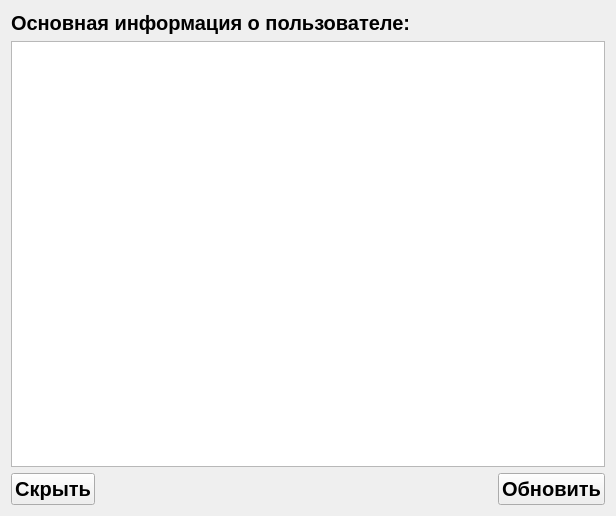
The window that app/vkUserMain.ui (sagitovich/lex) describes before a commit, drawn with Qt 5.
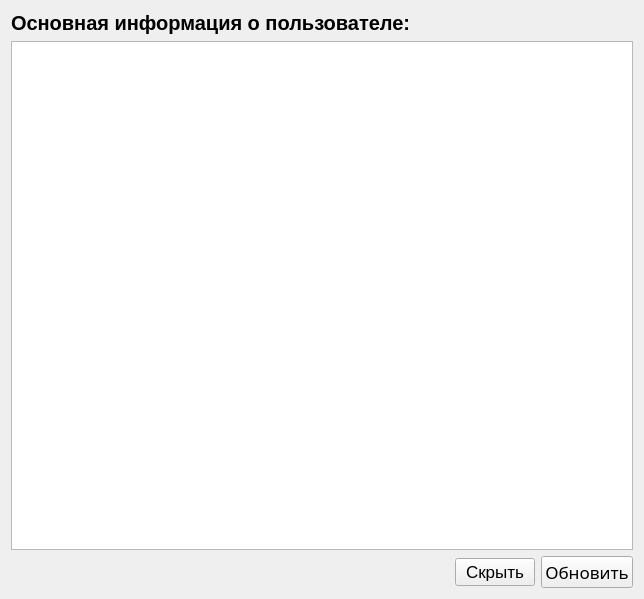
The same window after the commit.

```diff
--- a/app/vkUserMain.ui
+++ b/app/vkUserMain.ui
@@ -6,8 +6,8 @@
    <rect>
     <x>0</x>
     <y>0</y>
-    <width>616</width>
-    <height>516</height>
+    <width>644</width>
+    <height>599</height>
    </rect>
   </property>
   <property name="windowTitle">
@@ -80,30 +80,6 @@
      </item>
      <item>
       <layout class="QHBoxLayout" name="horizontalLayout">
-       <item>
-        <widget class="QPushButton" name="back_btn">
-         <property name="sizePolicy">
-          <sizepolicy hsizetype="Fixed" vsizetype="Fixed">
-           <horstretch>0</horstretch>
-           <verstretch>0</verstretch>
-          </sizepolicy>
-         </property>
-         <property name="font">
-          <font>
-           <family>Arial</family>
-           <pointsize>15</pointsize>
-           <weight>75</weight>
-           <bold>true</bold>
-          </font>
-         </property>
-         <property name="text">
-          <string>Скрыть</string>
-         </property>
-         <property name="shortcut">
-          <string>Esc</string>
-         </property>
-        </widget>
-       </item>
        <item>
         <spacer name="horizontalSpacer">
          <property name="orientation">
@@ -117,6 +93,30 @@
          </property>
         </spacer>
        </item>
+       <item>
+        <widget class="QPushButton" name="back_btn">
+         <property name="sizePolicy">
+          <sizepolicy hsizetype="Fixed" vsizetype="Fixed">
+           <horstretch>0</horstretch>
+           <verstretch>0</verstretch>
+          </sizepolicy>
+         </property>
+         <property name="font">
+          <font>
+           <family>Arial</family>
+           <pointsize>13</pointsize>
+           <weight>50</weight>
+           <bold>false</bold>
+          </font>
+         </property>
+         <property name="text">
+          <string>Скрыть</string>
+         </property>
+         <property name="shortcut">
+          <string>Esc</string>
+         </property>
+        </widget>
+       </item>
        <item>
         <widget class="QPushButton" name="update_info">
          <property name="sizePolicy">
@@ -127,10 +127,10 @@
          </property>
          <property name="font">
           <font>
-           <family>Arial</family>
-           <pointsize>15</pointsize>
-           <weight>75</weight>
-           <bold>true</bold>
+           <family>Apple Symbols</family>
+           <pointsize>13</pointsize>
+           <weight>50</weight>
+           <bold>false</bold>
           </font>
          </property>
          <property name="text">
```
Left out of the diff: 2 changed lines with no effect on the pictures.
